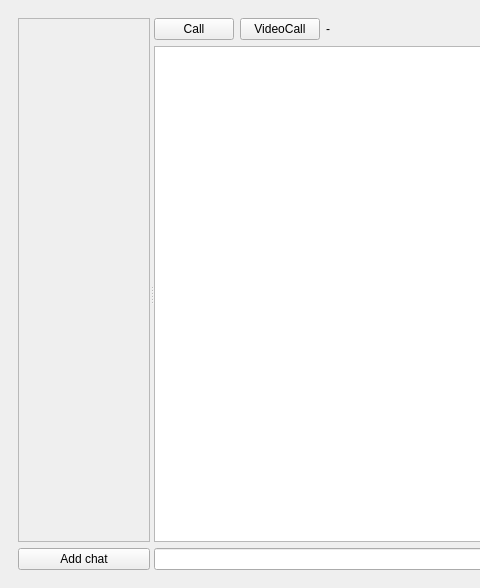
Before: the Qt Designer form miMessageClient/mainwindow.ui in lucky-rydar/miMessage, drawn with Qt 5; both pictures show x 0 to 480 and y 0 to 588 of the 811 by 588 pixel window.
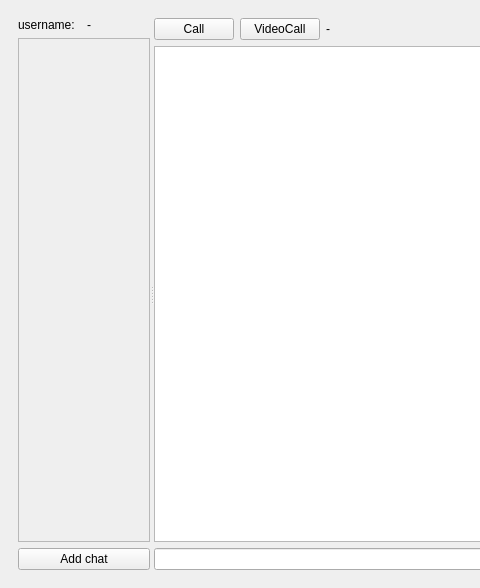
After: the same form once the commit is applied.

Commit message: Added showing current username at main menu

```diff
--- a/miMessageClient/mainwindow.ui
+++ b/miMessageClient/mainwindow.ui
@@ -14,8 +14,8 @@
    <string>MainWindow</string>
   </property>
   <widget class="QWidget" name="centralwidget">
-   <layout class="QHBoxLayout" name="horizontalLayout_14">
-    <item>
+   <layout class="QGridLayout" name="gridLayout">
+    <item row="0" column="0">
      <widget class="QStackedWidget" name="FormsAndMainMenu">
       <property name="currentIndex">
        <number>2</number>
@@ -325,7 +325,27 @@
           <property name="orientation">
            <enum>Qt::Horizontal</enum>
           </property>
-          <widget class="QWidget" name="layoutWidget">
+          <widget class="QWidget" name="">
+           <layout class="QVBoxLayout" name="verticalLayout_8">
+            <item>
+             <layout class="QHBoxLayout" name="horizontalLayout_15">
+              <item>
+               <widget class="QLabel" name="label_3">
+                <property name="text">
+                 <string>username: </string>
+                </property>
+               </widget>
+              </item>
+              <item>
+               <widget class="QLabel" name="currentUsernameLabel">
+                <property name="text">
+                 <string>-</string>
+                </property>
+               </widget>
+              </item>
+             </layout>
+            </item>
+            <item>
            <layout class="QVBoxLayout" name="verticalLayout_9">
             <item>
              <widget class="QScrollArea" name="scrollArea">
@@ -337,8 +357,8 @@
                 <rect>
                  <x>0</x>
                  <y>0</y>
-                 <width>128</width>
-                 <height>521</height>
+                   <width>174</width>
+                   <height>498</height>
                 </rect>
                </property>
                <layout class="QVBoxLayout" name="verticalLayout_7">
@@ -368,6 +388,8 @@
                <string>Add chat</string>
               </property>
              </widget>
+              </item>
+             </layout>
             </item>
            </layout>
           </widget>
```
Left out of the diff: 2 changed lines with no effect on the pictures. Lines whose indentation alone changed are shown as unchanged. The commit also changes 1 other file.
